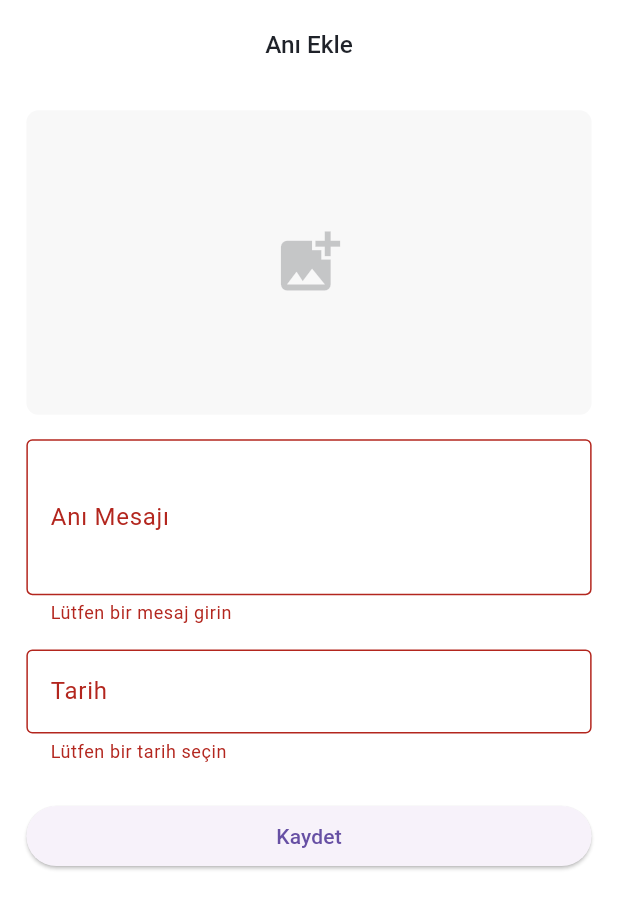
After one commit to farukmeral25/diary_mobile, a Flutter app: the AddMemoryPage screen opened directly, after a tap on "Kaydet", on a phone screen of 412 x 824 dp. The commit adds this screen. Shown: the top 909 px of the screen. Run offline on Flutter 3.47's test engine with Material 3 defaults, Android fonts, the phone set to English and light mode, and no system bars; our stand-ins replace cached_network_image, dartz, device_info_plus, dio, file_picker, flutter_dotenv and 5 more; accounts and stored records are empty; generated files the repository leaves out were written again.

Commit message:
feat: improved the application structure by adding updates and new features; added image upload, memory adding and viewing functionality

```diff
--- a/lib/core/constant/app_constants.dart
+++ b/lib/core/constant/app_constants.dart
@@ -3,4 +3,8 @@ import 'package:flutter/widgets.dart';
 class AppConstants {
   static const String appName = "Anı Defteri";
   static const Size designDeviceSize = Size(375, 812);
+
+  static const int maxImageSize = 5 * 1024 * 1024;
+  static const List<String> allowedImageExtensions = ['jpg', 'jpeg', 'png'];
+  static const String imageStoragePath = 'images';
 }
--- a/lib/core/constant/app_page_routes.dart
+++ b/lib/core/constant/app_page_routes.dart
@@ -1,10 +1,12 @@
-import 'package:diary_mobile/feature/home/home_page.dart';
+import 'package:diary_mobile/feature/home/view/page/add_memory_page.dart';
+import 'package:diary_mobile/feature/home/view/page/home_page.dart';
 import 'package:diary_mobile/feature/splash/view/page/splash_page.dart';
 import 'package:flutter/material.dart';
 
 enum AppPageRoutes {
   splash(page: SplashPage()),
-  home(page: HomePage());
+  home(page: HomePage()),
+  addMemory(page: AddMemoryPage());
 
   final Widget page;
 
@@ -22,8 +24,6 @@ extension AppPageRoutesExtension on AppPageRoutes {
     switch (this) {
       case AppPageRoutes.splash:
         return '/';
-      case AppPageRoutes.home:
-        return '/home';
       default:
         return name;
     }
--- a/lib/core/constant/theme/app_colors.dart
+++ b/lib/core/constant/theme/app_colors.dart
@@ -1,11 +1,12 @@
-import 'package:flutter/cupertino.dart';
+import 'package:flutter/material.dart';
 
 class AppColors {
-  static Color white = Color(0xFFFFFFFF);
-  static Color green = Color(0xFF96A825);
-  static Color red = Color(0xFFDB4F58);
-  static Color foregroundPrimary = Color(0xFF1F2229);
-  static Color foregroundSecondary = Color(0xFF1F2229).withAlpha(80);
-  static Color foregroundTertiary = Color(0xFF1F2229).withAlpha(60);
-  static Color foregroundStroke = Color(0xFF1F2229).withAlpha(8);
+  static Color white = const Color(0xFFFFFFFF);
+  static Color green = const Color(0xFF96A825);
+  static Color red = const Color(0xFFDB4F58);
+  static Color primary = const Color(0xFF2196F3);
+  static Color foregroundPrimary = const Color(0xFF1F2229);
+  static Color foregroundSecondary = const Color(0xFF1F2229).withAlpha(80);
+  static Color foregroundTertiary = const Color(0xFF1F2229).withAlpha(60);
+  static Color foregroundStroke = const Color(0xFF1F2229).withAlpha(8);
 }
--- /dev/null
+++ b/lib/core/utils/image/i_image_service.dart
@@ -0,0 +1,7 @@
+import 'dart:io';
+
+abstract class IImageService {
+  Future<List<File>?> pickImages();
+  Future<String> saveImage(File imageFile);
+  Future<void> deleteImage(String imagePath);
+}
--- /dev/null
+++ b/lib/feature/home/model/memory_model.dart
@@ -0,0 +1,16 @@
+import 'package:freezed_annotation/freezed_annotation.dart';
+
+part 'memory_model.freezed.dart';
+part 'memory_model.g.dart';
+
+@freezed
+class MemoryModel with _$MemoryModel {
+  const factory MemoryModel({
+    required String id,
+    required List<String> imagePaths,
+    required String message,
+    required DateTime date,
+  }) = _MemoryModel;
+
+  factory MemoryModel.fromJson(Map<String, dynamic> json) => _$MemoryModelFromJson(json);
+}
--- /dev/null
+++ b/lib/feature/home/view/page/add_memory_page.dart
@@ -0,0 +1,173 @@
+import 'dart:io';
+import 'package:diary_mobile/core/constant/app_constants.dart';
+import 'package:diary_mobile/core/constant/theme/app_colors.dart';
+import 'package:diary_mobile/core/utils/image/i_image_service.dart';
+import 'package:diary_mobile/core/utils/screen_size.dart';
+import 'package:diary_mobile/feature/home/model/memory_model.dart';
+import 'package:flutter/material.dart';
+import 'package:get_it/get_it.dart';
+
+class AddMemoryPage extends StatefulWidget {
+  const AddMemoryPage({super.key});
+
+  @override
+  State<AddMemoryPage> createState() => _AddMemoryPageState();
+}
+
+class _AddMemoryPageState extends State<AddMemoryPage> {
+  final _formKey = GlobalKey<FormState>();
+  final _messageController = TextEditingController();
+  final _dateController = TextEditingController();
+  final List<File> _selectedImages = [];
+  final _imageService = GetIt.instance<IImageService>();
+
+  @override
+  void dispose() {
+    _messageController.dispose();
+    _dateController.dispose();
+    super.dispose();
+  }
+
+  Future<void> _pickImages() async {
+    try {
+      final images = await _imageService.pickImages();
+      if (images != null) {
+        setState(() {
+          _selectedImages.addAll(images);
+        });
+      }
+    } catch (e) {
+      ScaffoldMessenger.of(context).showSnackBar(SnackBar(content: Text(e.toString())));
+    }
+  }
+
+  void _removeImage(int index) {
+    setState(() {
+      _selectedImages.removeAt(index);
+    });
+  }
+
+  Future<void> _saveMemory() async {
+    if (_formKey.currentState!.validate() && _selectedImages.isNotEmpty) {
+      try {
+        final imagePaths = <String>[];
+        for (final image in _selectedImages) {
+          final imagePath = await _imageService.saveImage(image);
+          imagePaths.add(imagePath);
+        }
+
+        final memory = MemoryModel(
+          id: DateTime.now().millisecondsSinceEpoch.toString(),
+          imagePaths: imagePaths,
+          message: _messageController.text,
+          date: DateTime.parse(_dateController.text),
+        );
+        // TODO: Memory'yi kaydet
+        Navigator.pop(context, memory);
+      } catch (e) {
+        ScaffoldMessenger.of(context).showSnackBar(SnackBar(content: Text(e.toString())));
+      }
+    }
+  }
+
+  @override
+  Widget build(BuildContext context) {
+    return Scaffold(
+      appBar: AppBar(title: const Text('Anı Ekle')),
+      body: SingleChildScrollView(
+        padding: EdgeInsets.all(ScreenSize().getWidth(16)),
+        child: Form(
+          key: _formKey,
+          child: Column(
+            crossAxisAlignment: CrossAxisAlignment.stretch,
+            children: [
+              GestureDetector(
+                onTap: _pickImages,
+                child: Container(
+                  height: ScreenSize().getHeight(200),
+                  decoration: BoxDecoration(
+                    color: AppColors.foregroundStroke,
+                    borderRadius: BorderRadius.circular(8),
+                  ),
+                  child: _selectedImages.isEmpty
+                      ? Icon(Icons.add_photo_alternate, size: 50, color: AppColors.foregroundTertiary)
+                      : PageView.builder(
+                          itemCount: _selectedImages.length,
+                          itemBuilder: (context, index) {
+                            return Stack(
+                              children: [
+                                Image.file(
+                                  _selectedImages[index],
+                                  fit: BoxFit.cover,
+                                  width: double.infinity,
+                                ),
+                                Positioned(
+                                  top: 8,
+                                  right: 8,
+                                  child: IconButton(
+                                    icon: const Icon(Icons.close, color: Colors.white),
+                                    onPressed: () => _removeImage(index),
+                                  ),
+                                ),
+                              ],
+                            );
+                          },
+                        ),
+                ),
+              ),
+              if (_selectedImages.isNotEmpty)
+                Padding(
+                  padding: const EdgeInsets.only(top: 8.0),
+                  child: Text(
+                    '${_selectedImages.length} resim seçildi',
+                    textAlign: TextAlign.center,
+                    style: TextStyle(color: AppColors.foregroundTertiary),
+                  ),
+                ),
+              SizedBox(height: ScreenSize().getHeight(16)),
+              TextFormField(
+                controller: _messageController,
+                decoration: const InputDecoration(labelText: 'Anı Mesajı', border: OutlineInputBorder()),
+                maxLines: 3,
+                validator: (value) {
+                  if (value == null || value.isEmpty) {
+                    return 'Lütfen bir mesaj girin';
+                  }
+                  return null;
+                },
+              ),
+              SizedBox(height: ScreenSize().getHeight(16)),
+              TextFormField(
+                controller: _dateController,
+                decoration: const InputDecoration(labelText: 'Tarih', border: OutlineInputBorder()),
+                readOnly: true,
+                onTap: () async {
+                  final date = await showDatePicker(
+                    context: context,
+                    initialDate: DateTime.now(),
+                    firstDate: DateTime(2000),
+                    lastDate: DateTime.now(),
+                  );
+                  if (date != null) {
+                    _dateController.text = date.toIso8601String().split('T')[0];
+                  }
+                },
+                validator: (value) {
+                  if (value == null || value.isEmpty) {
+                    return 'Lütfen bir tarih seçin';
+                  }
+                  return null;
+                },
+              ),
+              SizedBox(height: ScreenSize().getHeight(24)),
+              ElevatedButton(
+                onPressed: _saveMemory,
+                child: const Text('Kaydet'),
+              ),
+            ],
+          ),
+        ),
+      ),
+    );
+  }
+}
```
Also changed, not shown: lib/core/constant/api/api_service.dart (deleted, +0 -9 lines), lib/core/init/injection_container.dart (+6 -2 lines), lib/core/utils/image/image_service.dart (added, +73 -0 lines), lib/feature/home/home_page.dart (deleted, +0 -11 lines), lib/feature/home/view/page/home_page.dart (added, +89 -0 lines), lib/feature/splash/view/page/splash_page.dart (+14 -8 lines), pubspec.yaml (+18 -13 lines), lib/core/constant/api/api_service.g.dart (deleted), pubspec.lock.
